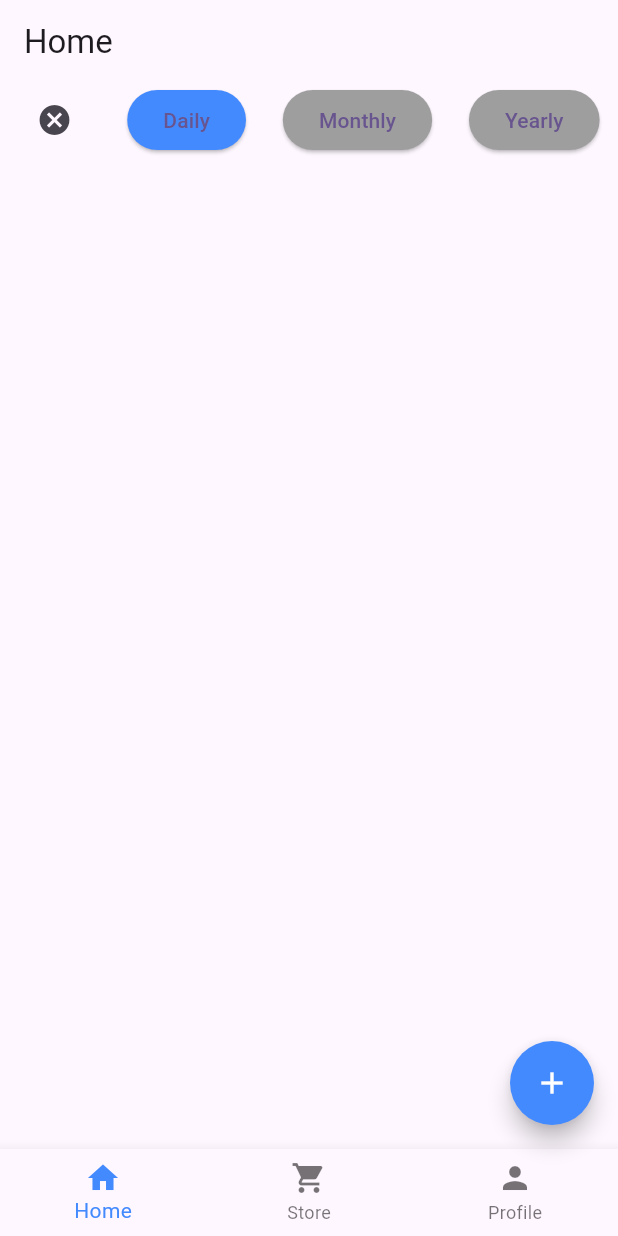
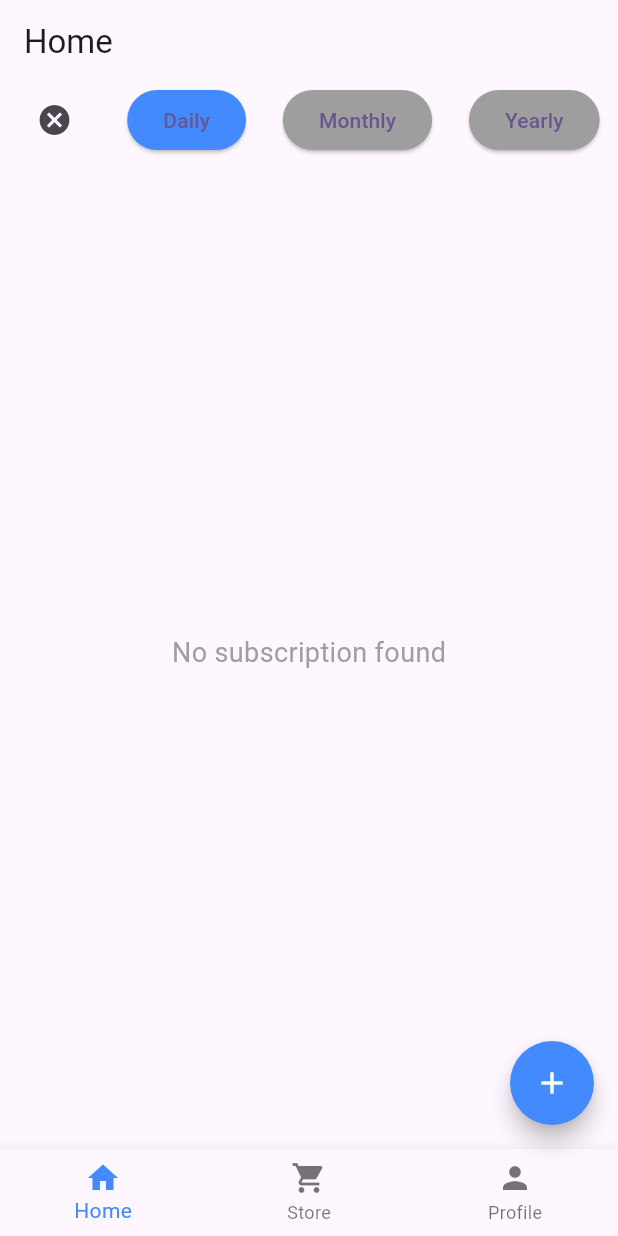
Before and after one commit to jesusherrera94/ejercicios_movil_2025Q3, a Flutter app: the MyBottomTabBar screen opened by its route, after a tap on "Daily", on a phone screen of 412 x 824 dp. Run offline on Flutter 3.47's test engine with Material 3 defaults, Android fonts, the phone set to English and light mode, and no system bars; our stand-ins replace cloud_firestore, dio, firebase_auth, firebase_core, shared_preferences; accounts and stored records are empty; generated files the repository leaves out were written again.

Commit message:
implement db

```diff
--- a/lib/screens/home.dart
+++ b/lib/screens/home.dart
@@ -1,6 +1,11 @@
 import 'package:flutter/material.dart';
 import '../models/subscription.dart';
 import '../widgets/subscription_item.dart';
+import 'dart:convert' as convert;
+import '../adapters/db.dart';
+import '../adapters/local_storage.dart';
+import '../models/user.dart';
+import '../state/subscriptions_state.dart';
 
 class HomeScreen extends StatefulWidget {
   final ScrollController? scrollController;
@@ -13,87 +18,38 @@ class HomeScreen extends StatefulWidget {
 class _HomeScreenState extends State<HomeScreen> {
   // listado temporal
   Period? _selectedFilter;
-  final List<Subscription> _subscriptions = [
-    Subscription(
-      id: '1',
-      platformName: 'Netflix',
-      renovationDate: 2148483647,
-      renovationCycle: Period.MONTHLY,
-      charge: 12.99,
-      userId: 'user123',
-    ),
-    Subscription(
-      id: '2',
-      platformName: 'Spotify',
-      renovationDate: 2147483647,
-      renovationCycle: Period.MONTHLY,
-      charge: 9.99,
-      userId: 'user123',
-    ),
-    Subscription(
-      id: '3',
-      platformName: 'Hulu',
-      renovationDate: 2147483647,
-      renovationCycle: Period.MONTHLY,
-      charge: 7.99,
-      userId: 'user123',
-    ),
-    Subscription(
-      id: '4',
-      platformName: 'Amazon Prime',
-      renovationDate: 2147483647,
-      renovationCycle: Period.YEARLY,
-      charge: 119.00,
-      userId: 'user123',
-    ),
-    Subscription(
-      id: '5',
-      platformName: 'YouTube Premium',
-      renovationDate: 2047483635,
-      renovationCycle: Period.MONTHLY,
-      charge: 11.99,
-      userId: 'user123',
-    ),
-    Subscription(
-      id: '6',
-      platformName: 'Github Copilot',
-      renovationDate: 2047483635,
-      renovationCycle: Period.YEARLY,
-      charge: 100.00,
-      userId: 'user123',
-    ),
-    Subscription(
-      id: '6',
-      platformName: 'Github Copilot',
-      renovationDate: 2047483635,
-      renovationCycle: Period.YEARLY,
-      charge: 100.00,
-      userId: 'user123',
-    ),
-  ];
+  bool _isLoading = false;
+  final Db _db = Db();
+  final LocalStorage _localStorage = LocalStorage();
+  late User _user;
 
-  List<Subscription> _filteredSubscriptions = [];
+  @override
+  void initState() {
+    super.initState();
+    _loadSubscriptions();
+  }
 
-  List<Widget> _renderItems() {
-    List<Widget> subscriptionWidget = [];
-    if (_selectedFilter == null) { // no hay filtros seleccionados
-      for (final subscription in _subscriptions) {
-        subscriptionWidget.add(
-          SubscriptionItem(subscriptionItem: subscription),
-        );
-      }
-    } else { // algun fultro se selecciono
-      _filteredSubscriptions = _subscriptions.where((subscription) {
-        return subscription.renovationCycle == _selectedFilter;
-      }).toList();
-      for (final subscription in _filteredSubscriptions) {
-        subscriptionWidget.add(
-          SubscriptionItem(subscriptionItem: subscription),
-        );
-      }
-      setState(() {});
+  Future<void> _loadSubscriptions() async {
+    setState(() {
+      _isLoading = true;
+    });
+
+    try {
+      final userString = await _localStorage.getUserData('user');
+      _user = User.fromMap(convert.jsonDecode(userString));
+
+      final subscriptions = await _db.getSubscriptions(_user.uid!);
+
+      subscriptionsNotifier.value = subscriptions
+          .map((s) => Subscription.fromMap(s))
+          .toList();
+    } catch (error) {
+      print('Error loading subscriptions: $error');
+    } finally {
+      setState(() {
+        _isLoading = false;
+      });
     }
-    return subscriptionWidget;
   }
 
   void _onApplyFilters(Period? period) {
@@ -104,6 +60,10 @@ class _HomeScreenState extends State<HomeScreen> {
 
   @override
   Widget build(BuildContext context) {
+    if (_isLoading) {
+      return const Center(child: CircularProgressIndicator());
+    }
+
     return Column(
       children: [
         Row(
@@ -152,7 +112,30 @@ class _HomeScreenState extends State<HomeScreen> {
           ],
         ),
         Expanded(
-          child: ListView(controller: widget.scrollController, children: _renderItems())),
+          child: ValueListenableBuilder<List<Subscription>>(
+            valueListenable: subscriptionsNotifier,
+            builder: (context, subscriptions, _) {
+              final filtered = _selectedFilter == null
+                  ? subscriptions
+                  : subscriptions
+                        .where((s) => s.renovationCycle == _selectedFilter)
+                        .toList();
+              if (filtered.isEmpty) {
+                return const Center(
+                  child: Text(
+                    'No subscription found',
+                    style: TextStyle(fontSize: 18, color: Colors.grey),
+                  ),
+                );
+              }
+              return ListView(
+                children: filtered
+                    .map((s) => SubscriptionItem(subscriptionItem: s))
+                    .toList(),
+              );
+            },
+          ),
+        ),
       ],
     );
   }
--- /dev/null
+++ b/lib/state/subscriptions_state.dart
@@ -0,0 +1,4 @@
+import 'package:flutter/foundation.dart';
+import '../models/subscription.dart';
+
+final subscriptionsNotifier = ValueNotifier<List<Subscription>>([]);
```
Also changed, not shown: lib/adapters/db.dart (added, +57 -0 lines), lib/screens/create_subscription.dart (+10 -4 lines).
